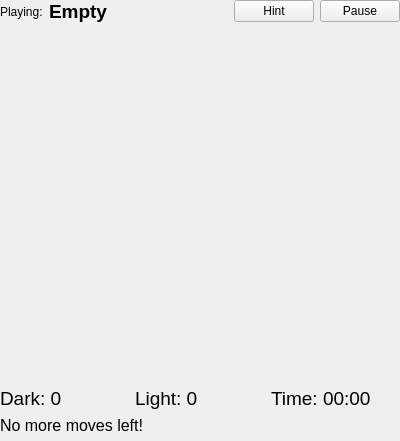
Before: the Qt Designer form client/screens/game/regulargame.ui in ZoomTen/entertaining-tiles, drawn with Qt 5.
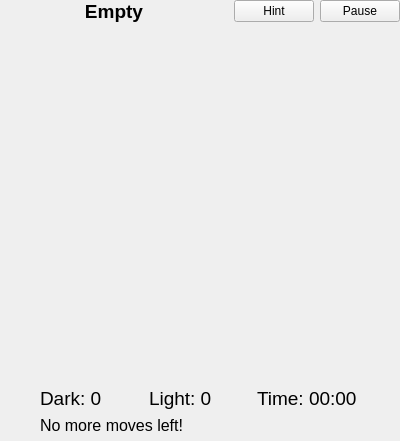
After: the same form once the commit is applied. Custom widgets are drawn as their Qt base class.

Diff of the .ui file:
```diff
--- a/client/screens/game/regulargame.ui
+++ b/client/screens/game/regulargame.ui
@@ -29,11 +29,17 @@
    <item>
     <layout class="QHBoxLayout" name="horizontalLayout">
      <item>
-      <widget class="QLabel" name="label">
-       <property name="text">
-        <string>Playing:</string>
+      <spacer name="horizontalSpacer_3">
+       <property name="orientation">
+        <enum>Qt::Horizontal</enum>
        </property>
-      </widget>
+       <property name="sizeHint" stdset="0">
+        <size>
+         <width>40</width>
+         <height>20</height>
+        </size>
+       </property>
+      </spacer>
      </item>
      <item>
       <widget class="QLabel" name="playerName">
@@ -53,8 +59,24 @@
        <property name="text">
         <string>Empty</string>
        </property>
+       <property name="alignment">
+        <set>Qt::AlignCenter</set>
+       </property>
       </widget>
      </item>
+     <item>
+      <spacer name="horizontalSpacer_4">
+       <property name="orientation">
+        <enum>Qt::Horizontal</enum>
+       </property>
+       <property name="sizeHint" stdset="0">
+        <size>
+         <width>40</width>
+         <height>20</height>
+        </size>
+       </property>
+      </spacer>
+     </item>
      <item>
       <widget class="QPushButton" name="hintButton">
        <property name="text">
@@ -144,19 +166,23 @@
    </item>
    <item>
     <layout class="QGridLayout" name="gridLayout">
-     <item row="0" column="1">
-      <widget class="QLabel" name="lightCount">
-       <property name="font">
-        <font>
-         <pointsize>14</pointsize>
-        </font>
+     <item row="0" column="0">
+      <spacer name="horizontalSpacer_5">
+       <property name="orientation">
+        <enum>Qt::Horizontal</enum>
        </property>
-       <property name="text">
-        <string>Light: 0</string>
+       <property name="sizeType">
+        <enum>QSizePolicy::Minimum</enum>
        </property>
-      </widget>
+       <property name="sizeHint" stdset="0">
+        <size>
+         <width>40</width>
+         <height>20</height>
+        </size>
+       </property>
+      </spacer>
      </item>
-     <item row="1" column="0" colspan="3">
+     <item row="1" column="1" colspan="3">
       <widget class="QLabel" name="noMoreMoves">
        <property name="font">
         <font>
@@ -168,7 +194,7 @@
        </property>
       </widget>
      </item>
-     <item row="0" column="2">
+     <item row="0" column="3">
       <widget class="QLabel" name="timerDisplay">
        <property name="font">
         <font>
@@ -180,7 +206,7 @@
        </property>
       </widget>
      </item>
-     <item row="0" column="0">
+     <item row="0" column="1">
       <widget class="QLabel" name="darkCount">
        <property name="font">
         <font>
@@ -192,6 +218,34 @@
        </property>
       </widget>
      </item>
+     <item row="0" column="2">
+      <widget class="QLabel" name="lightCount">
+       <property name="font">
+        <font>
+         <pointsize>14</pointsize>
+        </font>
+       </property>
+       <property name="text">
+        <string>Light: 0</string>
+       </property>
+      </widget>
+     </item>
+     <item row="0" column="4">
+      <spacer name="horizontalSpacer_6">
+       <property name="orientation">
+        <enum>Qt::Horizontal</enum>
+       </property>
+       <property name="sizeType">
+        <enum>QSizePolicy::Minimum</enum>
+       </property>
+       <property name="sizeHint" stdset="0">
+        <size>
+         <width>40</width>
+         <height>20</height>
+        </size>
+       </property>
+      </spacer>
+     </item>
     </layout>
    </item>
    <item>
```
